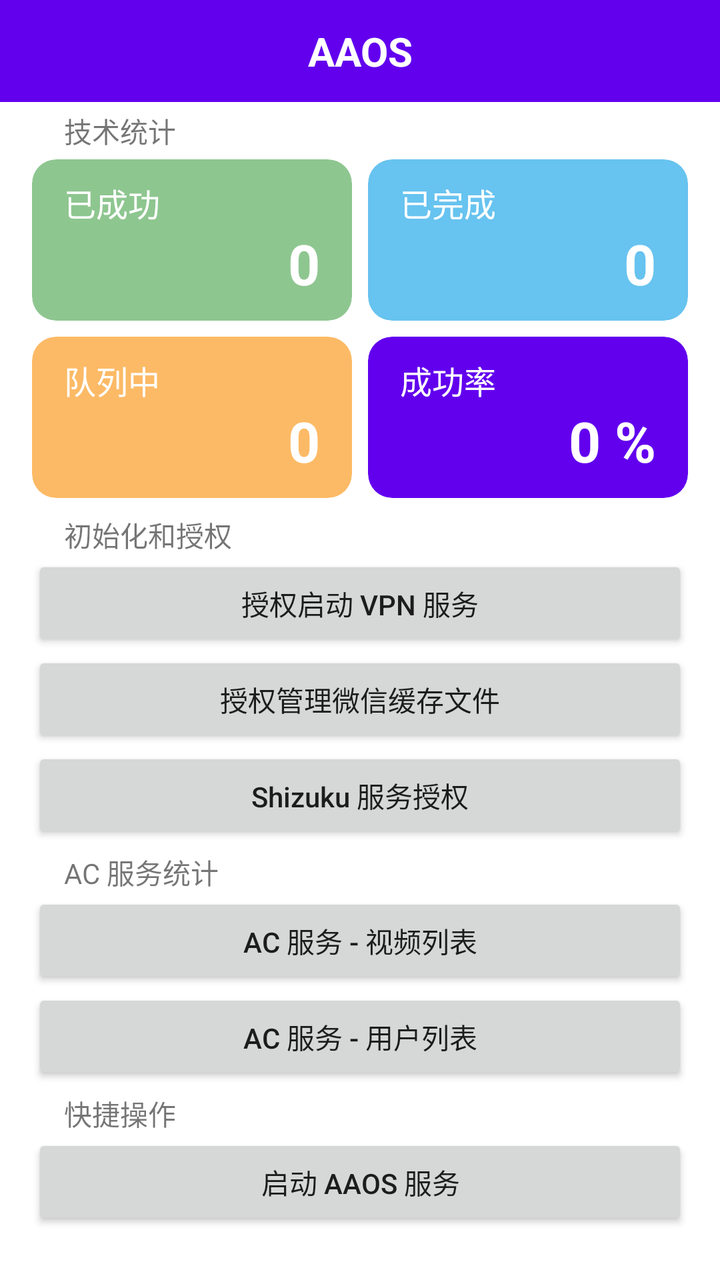
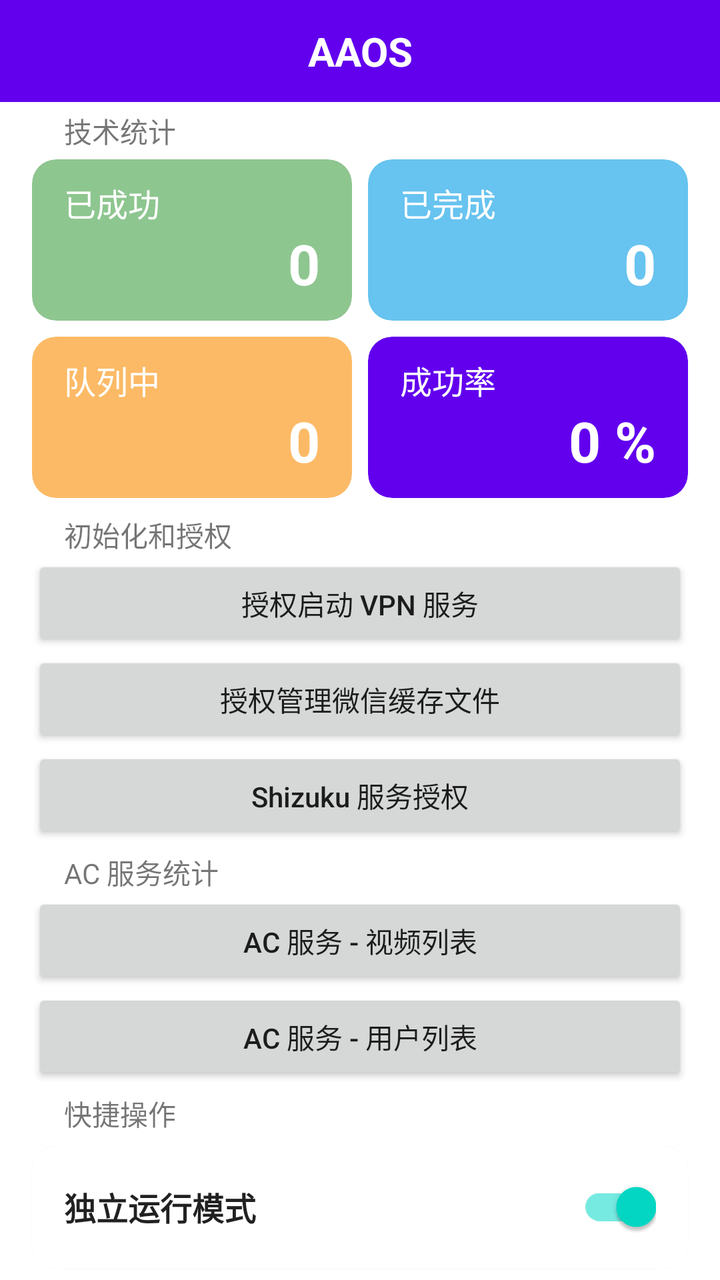

The first picture is an Android layout as it rendered before a commit; the second is the same layout after the commit. The layout source and the unified diff follow.
<!-- AndroidManifest.xml: fallback theme Theme.MaterialComponents.DayNight.NoActionBar -->
<!-- res/layout/activity_crawling.xml -->
<?xml version="1.0" encoding="utf-8"?>
<LinearLayout xmlns:android="http://schemas.android.com/apk/res/android"
    xmlns:app="http://schemas.android.com/apk/res-auto"
    xmlns:tools="http://schemas.android.com/tools"
    android:layout_width="match_parent"
    android:layout_height="match_parent"
    android:background="?attr/colorBackgroundFloating"
    android:orientation="vertical"
    tools:context=".ui.CrawlingActivity">

    <TextView
        android:layout_width="match_parent"
        android:layout_height="wrap_content"
        android:layout_marginBottom="4dp"
        android:background="?attr/colorPrimary"
        android:gravity="center"
        android:paddingVertical="12dp"
        android:text="AAOS"
        android:textColor="#FFFFFFFF"
        android:textSize="20sp"
        android:textStyle="bold" />

    <TextView
        android:layout_width="match_parent"
        android:layout_height="wrap_content"
        android:layout_marginHorizontal="32dp"
        android:text="技术统计" />

    <LinearLayout
        android:layout_width="match_parent"
        android:layout_height="wrap_content"
        android:orientation="horizontal">

        <androidx.cardview.widget.CardView
            android:layout_width="0dp"
            android:layout_height="wrap_content"
            android:layout_marginVertical="4dp"
            android:layout_marginStart="16dp"
            android:layout_marginEnd="4dp"
            android:layout_weight="1"
            app:cardBackgroundColor="#9943A047"
            app:cardCornerRadius="12dp"
            app:cardElevation="0dp">

            <LinearLayout
                android:layout_width="match_parent"
                android:layout_height="wrap_content"
                android:orientation="vertical"
                android:paddingHorizontal="16dp"
                android:paddingVertical="10dp">

                <TextView
                    android:layout_width="match_parent"
                    android:layout_height="wrap_content"
                    android:text="已成功"
                    android:textColor="#FFFFFFFF"
                    android:textSize="16sp" />

                <TextView
                    android:id="@+id/tv_stat_success"
                    android:layout_width="match_parent"
                    android:layout_height="wrap_content"
                    android:gravity="end"
                    android:text="0"
                    android:textColor="#FFFFFFFF"
                    android:textSize="28sp"
                    android:textStyle="bold" />

            </LinearLayout>

        </androidx.cardview.widget.CardView>

        <androidx.cardview.widget.CardView
            android:layout_width="0dp"
            android:layout_height="wrap_content"
            android:layout_marginVertical="4dp"
            android:layout_marginStart="4dp"
            android:layout_marginEnd="16dp"
            android:layout_weight="1"
            app:cardBackgroundColor="#99039BE5"
            app:cardCornerRadius="12dp"
            app:cardElevation="0dp">

            <LinearLayout
                android:layout_width="match_parent"
                android:layout_height="wrap_content"
                android:orientation="vertical"
                android:paddingHorizontal="16dp"
                android:paddingVertical="10dp">

                <TextView
                    android:layout_width="match_parent"
                    android:layout_height="wrap_content"
                    android:text="已完成"
                    android:textColor="#FFFFFFFF"
                    android:textSize="16sp" />

                <TextView
                    android:id="@+id/tv_stat_completed"
                    android:layout_width="match_parent"
                    android:layout_height="wrap_content"
                    android:gravity="end"
                    android:text="0"
                    android:textColor="#FFFFFFFF"
                    android:textSize="28sp"
                    android:textStyle="bold" />

            </LinearLayout>

        </androidx.cardview.widget.CardView>

    </LinearLayout>

    <LinearLayout
        android:layout_width="match_parent"
        android:layout_height="wrap_content"
        android:orientation="horizontal">

        <androidx.cardview.widget.CardView
            android:layout_width="0dp"
            android:layout_height="wrap_content"
            android:layout_marginVertical="4dp"
            android:layout_marginStart="16dp"
            android:layout_marginEnd="4dp"
            android:layout_weight="1"
            app:cardBackgroundColor="#99FB8C00"
            app:cardCornerRadius="12dp"
            app:cardElevation="0dp">

            <LinearLayout
                android:layout_width="match_parent"
                android:layout_height="wrap_content"
                android:orientation="vertical"
                android:paddingHorizontal="16dp"
                android:paddingVertical="10dp">

                <TextView
                    android:layout_width="match_parent"
                    android:layout_height="wrap_content"
                    android:text="队列中"
                    android:textColor="#FFFFFFFF"
                    android:textSize="16sp" />

                <TextView
                    android:id="@+id/tv_stat_enqueuing"
                    android:layout_width="match_parent"
                    android:layout_height="wrap_content"
                    android:gravity="end"
                    android:text="0"
                    android:textColor="#FFFFFFFF"
                    android:textSize="28sp"
                    android:textStyle="bold" />

            </LinearLayout>

        </androidx.cardview.widget.CardView>

        <androidx.cardview.widget.CardView
            android:layout_width="0dp"
            android:layout_height="wrap_content"
            android:layout_marginVertical="4dp"
            android:layout_marginStart="4dp"
            android:layout_marginEnd="16dp"
            android:layout_weight="1"
            app:cardBackgroundColor="?attr/colorPrimary"
            app:cardCornerRadius="12dp"
            app:cardElevation="0dp">

            <LinearLayout
                android:layout_width="match_parent"
                android:layout_height="wrap_content"
                android:orientation="vertical"
                android:paddingHorizontal="16dp"
                android:paddingVertical="10dp">

                <TextView
                    android:layout_width="match_parent"
                    android:layout_height="wrap_content"
                    android:text="成功率"
                    android:textColor="#FFFFFFFF"
                    android:textSize="16sp" />

                <TextView
                    android:id="@+id/tv_stat_rate"
                    android:layout_width="match_parent"
                    android:layout_height="wrap_content"
                    android:gravity="end"
                    android:text="0 %"
                    android:textColor="#FFFFFFFF"
                    android:textSize="28sp"
                    android:textStyle="bold" />

            </LinearLayout>

        </androidx.cardview.widget.CardView>

    </LinearLayout>

    <TextView
        android:layout_width="match_parent"
        android:layout_height="wrap_content"
        android:layout_marginHorizontal="32dp"
        android:layout_marginTop="4dp"
        android:text="初始化和授权" />

    <Button
        android:id="@+id/btn_vpn_permission"
        android:layout_width="match_parent"
        android:layout_height="wrap_content"
        android:layout_marginHorizontal="16dp"
        android:text="授权启动 VPN 服务"
        android:textAllCaps="false" />

    <Button
        android:id="@+id/btn_system_permission"
        android:layout_width="match_parent"
        android:layout_height="wrap_content"
        android:layout_marginHorizontal="16dp"
        android:text="授权管理微信缓存文件"
        android:textAllCaps="false" />

    <Button
        android:id="@+id/btn_shizuku_permission"
        android:layout_width="match_parent"
        android:layout_height="wrap_content"
        android:layout_marginHorizontal="16dp"
        android:text="Shizuku 服务授权"
        android:textAllCaps="false" />

    <TextView
        android:layout_width="match_parent"
        android:layout_height="wrap_content"
        android:layout_marginHorizontal="32dp"
        android:layout_marginTop="4dp"
        android:text="AC 服务统计" />

    <Button
        android:id="@+id/btn_ac_video_room"
        android:layout_width="match_parent"
        android:layout_height="wrap_content"
        android:layout_marginHorizontal="16dp"
        android:text="AC 服务 - 视频列表"
        android:textAllCaps="false" />

    <Button
        android:id="@+id/btn_ac_limited_room"
        android:layout_width="match_parent"
        android:layout_height="wrap_content"
        android:layout_marginHorizontal="16dp"
        android:text="AC 服务 - 用户列表"
        android:textAllCaps="false" />

    <TextView
        android:layout_width="match_parent"
        android:layout_height="wrap_content"
        android:layout_marginHorizontal="32dp"
        android:layout_marginTop="4dp"
        android:text="快捷操作" />

    <Button
        android:id="@+id/btn_start_aaos"
        android:layout_width="match_parent"
        android:layout_height="wrap_content"
        android:layout_marginHorizontal="16dp"
        android:text="启动 AAOS 服务"
        android:textAllCaps="false" />

</LinearLayout>
<!-- resources referenced by this layout -->
<resources>

</resources>

<!-- the commit's change to res/layout/activity_crawling.xml (unified diff, before → after) -->
@@ -257,6 +257,57 @@
         android:layout_marginTop="4dp"
         android:text="快捷操作" />
 
+    <androidx.cardview.widget.CardView
+        android:layout_width="match_parent"
+        android:layout_height="wrap_content"
+        android:layout_marginHorizontal="16dp"
+        android:layout_marginVertical="6dp"
+        app:cardCornerRadius="12dp"
+        app:cardElevation="1dp">
+
+        <LinearLayout
+            android:layout_width="match_parent"
+            android:layout_height="wrap_content"
+            android:orientation="vertical"
+            android:paddingHorizontal="16dp"
+            android:paddingVertical="12dp">
+
+            <LinearLayout
+                android:layout_width="match_parent"
+                android:layout_height="wrap_content"
+                android:gravity="center_vertical"
+                android:orientation="horizontal">
+
+                <TextView
+                    android:layout_width="0dp"
+                    android:layout_height="wrap_content"
+                    android:layout_weight="1"
+                    android:text="独立运行模式"
+                    android:textColor="?android:attr/textColorPrimary"
+                    android:textSize="16sp"
+                    android:textStyle="bold" />
+
+                <com.google.android.material.switchmaterial.SwitchMaterial
+                    android:id="@+id/switch_standalone_mode"
+                    android:layout_width="wrap_content"
+                    android:layout_height="wrap_content"
+                    android:checked="true" />
+
+            </LinearLayout>
+
+            <TextView
+                android:id="@+id/tv_standalone_mode_desc"
+                android:layout_width="match_parent"
+                android:layout_height="wrap_content"
+                android:layout_marginTop="2dp"
+                android:text="开启：直接从 RabbitMQ 消费主任务队列\n关闭：仅从死信 / 重试队列消费任务"
+                android:textColor="?android:attr/textColorSecondary"
+                android:textSize="12sp" />
+
+        </LinearLayout>
+
+    </androidx.cardview.widget.CardView>
+
     <Button
         android:id="@+id/btn_start_aaos"
         android:layout_width="match_parent"
